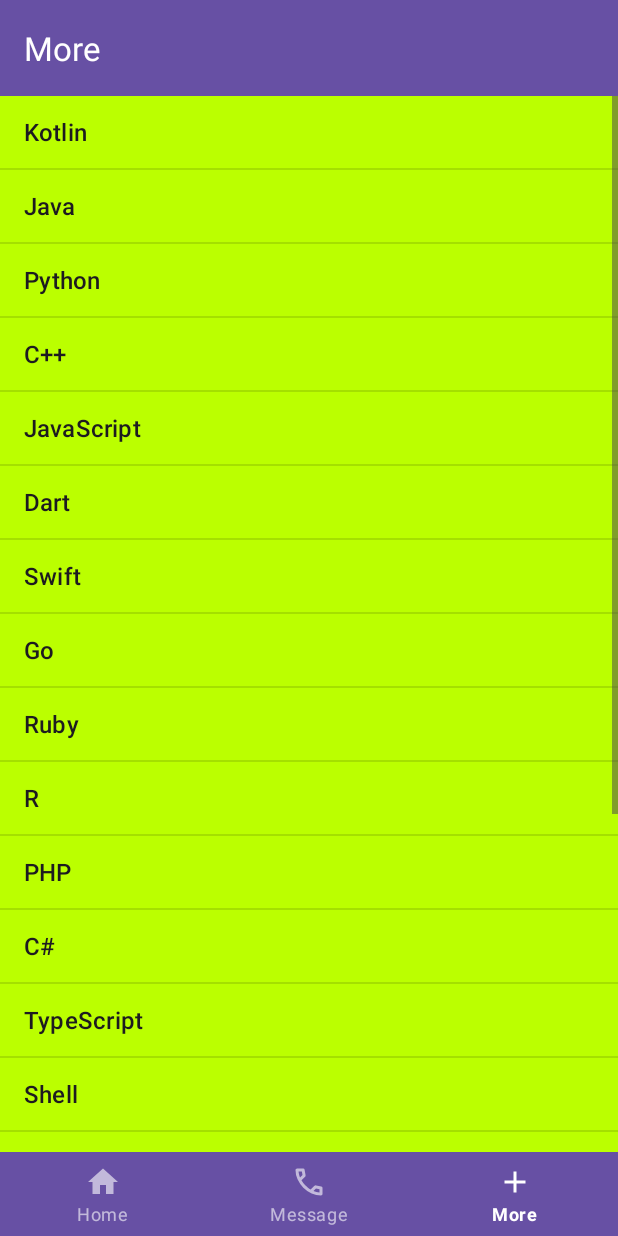
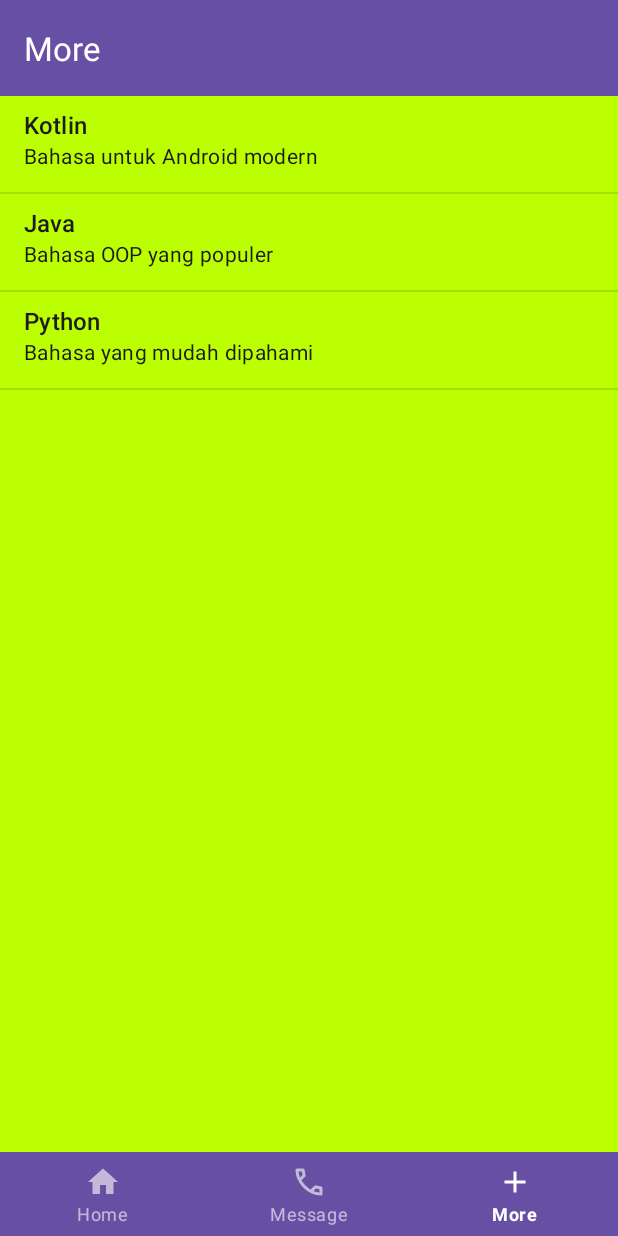
Before and after one commit to victor24ti-coder/Victor3TIE, an Android app: the screen it shows after launch (BaseActivity), item 3 of the bottom bar chosen, on a phone screen of 412 x 824 dp. Run offline under Robolectric (Android 15) with nearby library versions, the phone set to English and light mode, and no system bars.

Commit message:
List View Item 2

```diff
--- a/app/build.gradle.kts
+++ b/app/build.gradle.kts
@@ -40,4 +40,8 @@ dependencies {
     testImplementation(libs.junit)
     androidTestImplementation(libs.androidx.espresso.core)
     androidTestImplementation(libs.androidx.junit)
+
+    implementation ("com.github.bumptech.glide:glide:4.16.0")
+    annotationProcessor ("com.github.bumptech.glide:compiler:4.16.0")
+
 }
--- a/app/src/main/java/com/example/victor3tie/More/MoreFragment.kt
+++ b/app/src/main/java/com/example/victor3tie/More/MoreFragment.kt
@@ -4,6 +4,7 @@ import android.os.Bundle
 import androidx.fragment.app.Fragment
 import android.view.View
 import android.widget.ArrayAdapter
+import android.widget.SimpleAdapter
 import android.widget.Toast
 import androidx.appcompat.app.AppCompatActivity
 import com.example.victor3tie.R
@@ -41,6 +42,13 @@ class MoreFragment : Fragment(R.layout.fragment_more) {
         "VBA"
     )
 
+    private val dataListWithDesc = listOf(
+        mapOf("title" to "Kotlin", "desc" to "Bahasa untuk Android modern"),
+        mapOf("title" to "Java", "desc" to "Bahasa OOP yang populer"),
+        mapOf("title" to "Python", "desc" to "Bahasa yang mudah dipahami")
+    )
+
+
     override fun onViewCreated(view: View, savedInstanceState: Bundle?) {
         super.onViewCreated(view, savedInstanceState)
         _binding = FragmentMoreBinding.bind(view)
@@ -50,20 +58,32 @@ class MoreFragment : Fragment(R.layout.fragment_more) {
             title = "More"
         }
         /* Definisikan adapter sebagai penghubung dataList dengan layout simple_list_item_1 */
-        val adapter = ArrayAdapter(
+//        val adapter = ArrayAdapter(
+//            requireContext(),
+//            android.R.layout.simple_list_item_1,
+//            dataList
+//        )
+
+        val adapter = SimpleAdapter(
             requireContext(),
-            android.R.layout.simple_list_item_1,
-            dataList
+            dataListWithDesc,
+            android.R.layout.simple_list_item_2,
+            arrayOf("title", "desc"),
+            intArrayOf(android.R.id.text1, android.R.id.text2)
         )
+
 
         // Hubungkan listViewItems dengan adapter
         binding.listViewItems.adapter = adapter
 
         // Tambahkan aksi saat item di-list diklik
         binding.listViewItems.setOnItemClickListener { _, _, position, _ ->
-            val selectedItem = dataList[position]
-            Toast.makeText(requireContext(), "Kamu memilih: $selectedItem", Toast.LENGTH_SHORT).show()
+            val selectedItem = dataListWithDesc[position]
+            val title = selectedItem["title"]
+            val desc = selectedItem["desc"]
+            Toast.makeText(requireContext(), "Kamu memilih: $title ($desc)", Toast.LENGTH_SHORT).show()
         }
+
     }
 
     override fun onDestroyView() {
```
Also changed, not shown: app/src/main/java/com/example/victor3tie/Message/MessageModel.kt (added, +7 -0 lines), app/src/main/res/layout/item_message.xml (added, +42 -0 lines).
